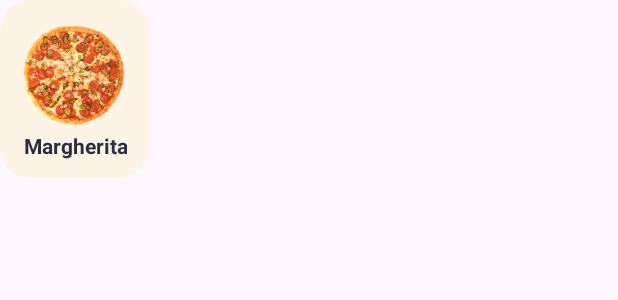
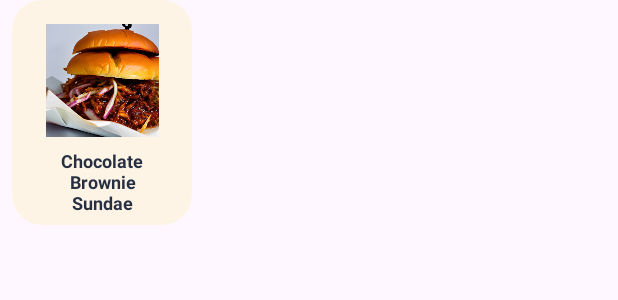
Before and after one commit to ThomasHerondale/FoodAce, an Android app: the layout favorite_food_view_holder.xml on its own in the app's theme, with its tools: preview values and no code run, on a phone screen of 412 x 824 dp. Shown: the top 300 px of the screen. Run offline under Robolectric (Android 15) with nearby library versions, the phone set to English and light mode, and no system bars.

Commit message:
fix a recyclerview in FavoriteFragment

```diff
--- a/app/src/main/java/com/projects/foodace/recyclers/FavoriteFoodsAdapter.kt
+++ b/app/src/main/java/com/projects/foodace/recyclers/FavoriteFoodsAdapter.kt
@@ -7,6 +7,7 @@ import androidx.recyclerview.widget.DiffUtil
 import androidx.recyclerview.widget.ListAdapter
 import androidx.recyclerview.widget.RecyclerView
 import com.bumptech.glide.Glide
+import com.bumptech.glide.load.resource.bitmap.RoundedCorners
 import com.projects.foodace.R
 import com.projects.foodace.databinding.FavoriteFoodViewHolderBinding
 import com.projects.foodace.model.Food
@@ -26,6 +27,7 @@ class FavoriteFoodsAdapter : ListAdapter<Food, FavoriteFoodsAdapter.ViewHolder>(
 
             Glide.with(holder.itemView)
                 .load(food.img)
+                .transform(RoundedCorners(16))
                 .into(foodImg)
         }
     }
--- a/app/src/main/res/layout/favorite_food_view_holder.xml
+++ b/app/src/main/res/layout/favorite_food_view_holder.xml
@@ -2,13 +2,16 @@
 <androidx.constraintlayout.widget.ConstraintLayout xmlns:android="http://schemas.android.com/apk/res/android"
     xmlns:app="http://schemas.android.com/apk/res-auto"
     xmlns:tools="http://schemas.android.com/tools"
-    android:layout_width="match_parent"
-    android:layout_height="match_parent">
+    android:layout_width="wrap_content"
+    android:layout_height="wrap_content">
 
     <androidx.cardview.widget.CardView
         android:id="@+id/foodCard"
-        android:layout_width="wrap_content"
-        android:layout_height="wrap_content"
+        android:layout_width="120dp"
+        android:layout_height="150dp"
+        android:layout_marginStart="8dp"
+        android:layout_marginEnd="8dp"
+        android:layout_marginBottom="16dp"
         app:cardBackgroundColor="@color/light_cream"
         app:cardCornerRadius="20dp"
         app:cardElevation="0dp"
@@ -17,35 +20,42 @@
         app:layout_constraintEnd_toEndOf="parent"
         app:layout_constraintHorizontal_bias="0.0"
         app:layout_constraintStart_toStartOf="parent"
-        app:layout_constraintTop_toTopOf="parent"
-        app:layout_constraintVertical_bias="0.0">
+        app:layout_constraintTop_toTopOf="parent">
 
         <androidx.constraintlayout.widget.ConstraintLayout
-            android:layout_width="wrap_content"
-            android:layout_height="wrap_content"
-            android:layout_margin="12dp">
+            android:layout_width="match_parent"
+            android:layout_height="match_parent"
+            android:layout_gravity="center_horizontal"
+            android:layout_margin="8dp">
 
             <ImageView
                 android:id="@+id/foodImg"
-                tools:layout_editor_absoluteY="0dp"
                 android:layout_width="75dp"
                 android:layout_height="75dp"
+                android:layout_marginTop="8dp"
                 android:adjustViewBounds="true"
+                android:scaleType="centerInside"
                 app:layout_constraintEnd_toEndOf="parent"
                 app:layout_constraintStart_toStartOf="parent"
-                app:srcCompat="@drawable/pop_1" />
+                app:layout_constraintTop_toTopOf="parent"
+                app:srcCompat="@drawable/pulled_pork_sandwich" />
 
             <TextView
                 android:id="@+id/foodName"
                 android:layout_width="wrap_content"
                 android:layout_height="wrap_content"
+                android:layout_marginTop="8dp"
+                android:maxEms="6"
+                android:maxLines="3"
                 android:textAlignment="center"
                 android:textColor="@color/dark_blue"
+                android:textSize="12sp"
                 android:textStyle="bold"
+                app:layout_constraintBottom_toBottomOf="parent"
                 app:layout_constraintEnd_toEndOf="parent"
                 app:layout_constraintStart_toStartOf="parent"
                 app:layout_constraintTop_toBottomOf="@+id/foodImg"
-                tools:text="Margherita" />
+                tools:text="Chocolate Brownie Sundae" />
 
         </androidx.constraintlayout.widget.ConstraintLayout>
     </androidx.cardview.widget.CardView>
```
Also changed, not shown: app/src/main/java/com/projects/foodace/FavoriteFragment.kt (+10 -1 lines), app/src/main/res/layout/fragment_favorite.xml (+12 -4 lines).
